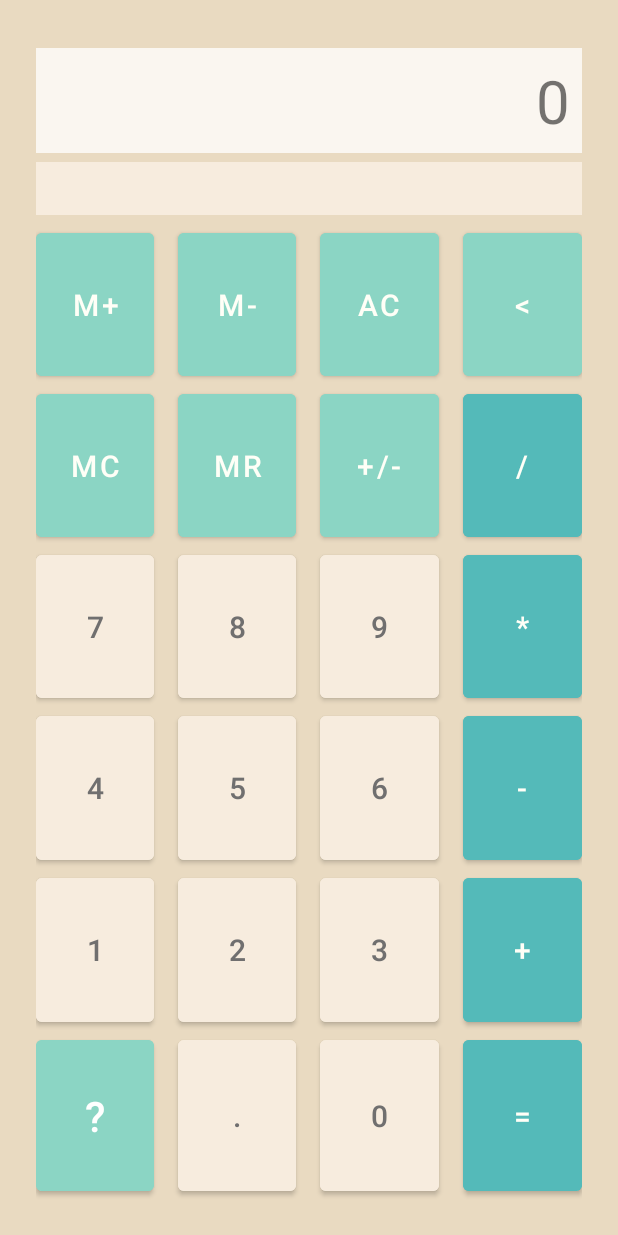
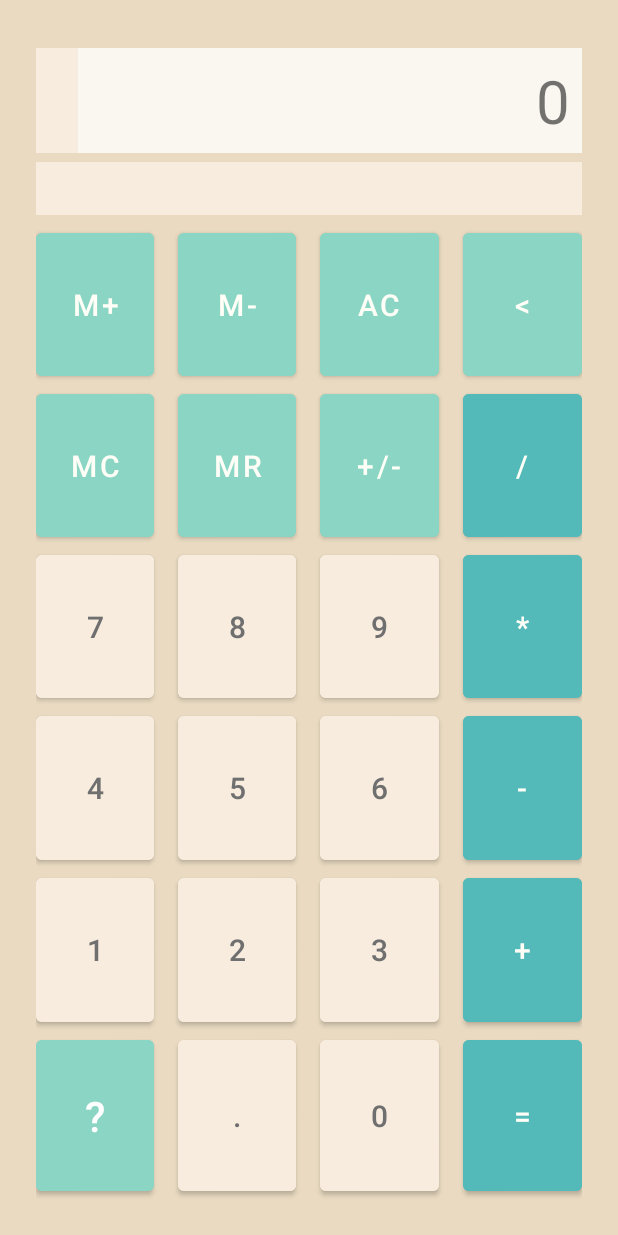
Before and after one commit to ashley-kuipers/Calculator, an Android app: the screen it shows after launch (MainActivity), after a tap on "START", on a phone screen of 412 x 824 dp. Run offline under Robolectric (Android 15) with nearby library versions, the phone set to English and light mode, and no system bars.

```diff
--- a/app/src/main/res/layout-land/activity_main.xml
+++ b/app/src/main/res/layout-land/activity_main.xml
@@ -13,7 +13,7 @@
     <FrameLayout
         android:id="@+id/layout_welcome"
         android:layout_width="match_parent"
-        android:layout_height="wrap_content">
+        android:layout_height="match_parent">
 
     </FrameLayout>
 
@@ -96,7 +96,7 @@
                     android:layout_width="0dp"
                     android:layout_height="wrap_content"
                     android:layout_weight="1"
-                    android:background="@color/lightest"
+                    android:background="@color/light"
                     android:padding="4dp"
                     android:textAlignment="center"
                     android:textSize="30sp" />
@@ -123,7 +123,9 @@
                 android:layout_marginBottom="3dp"
                 android:background="@color/light"
                 android:maxLines="1"
+                android:paddingStart="4dp"
                 android:paddingTop="4dp"
+                android:paddingEnd="4dp"
                 android:paddingBottom="4dp"
                 android:textAlignment="textEnd"
                 android:textSize="14sp" />
--- a/app/src/main/res/layout/activity_main.xml
+++ b/app/src/main/res/layout/activity_main.xml
@@ -13,7 +13,7 @@
     <FrameLayout
         android:id="@+id/layout_welcome"
         android:layout_width="match_parent"
-        android:layout_height="wrap_content">
+        android:layout_height="match_parent">
 
     </FrameLayout>
 
@@ -28,7 +28,7 @@
             android:layout_height="wrap_content"
             android:layout_marginTop="8dp"
             android:layout_weight="1"
-            android:background="@color/lightest"
+            android:background="@color/light"
             android:padding="8dp"
             android:textAlignment="textEnd"
             android:textSize="40sp" />
@@ -57,7 +57,9 @@
         android:layout_marginBottom="6dp"
         android:background="@color/light"
         android:maxLines="1"
+        android:paddingStart="8dp"
         android:paddingTop="8dp"
+        android:paddingEnd="8dp"
         android:paddingBottom="8dp"
         android:textAlignment="textEnd"
         android:textSize="14sp" />
```
Also changed, not shown: app/src/main/java/com/example/calculatorapp2/MainActivity.java (+49 -35 lines).
